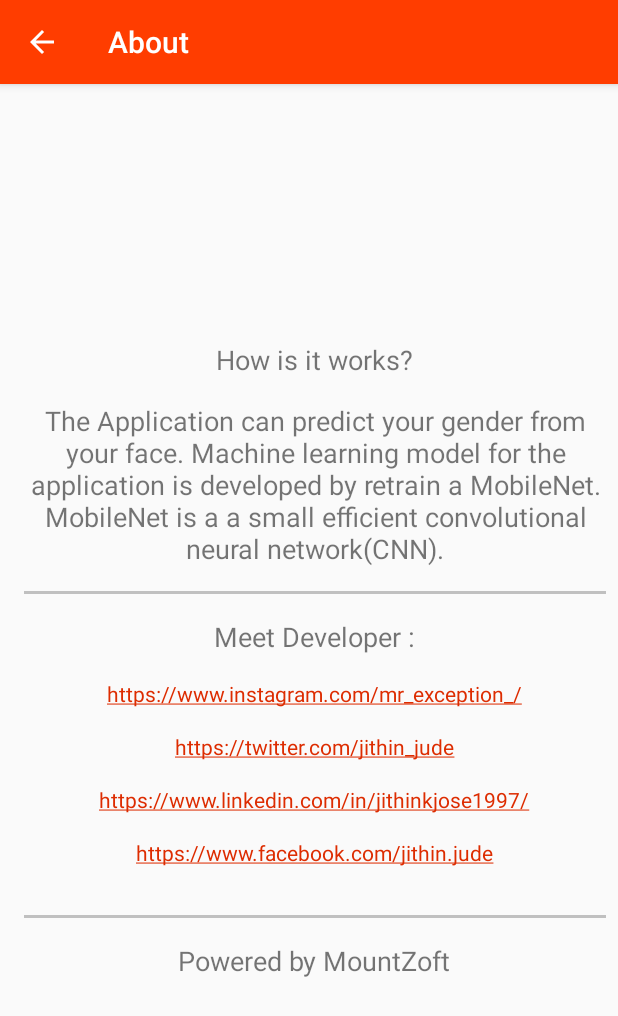
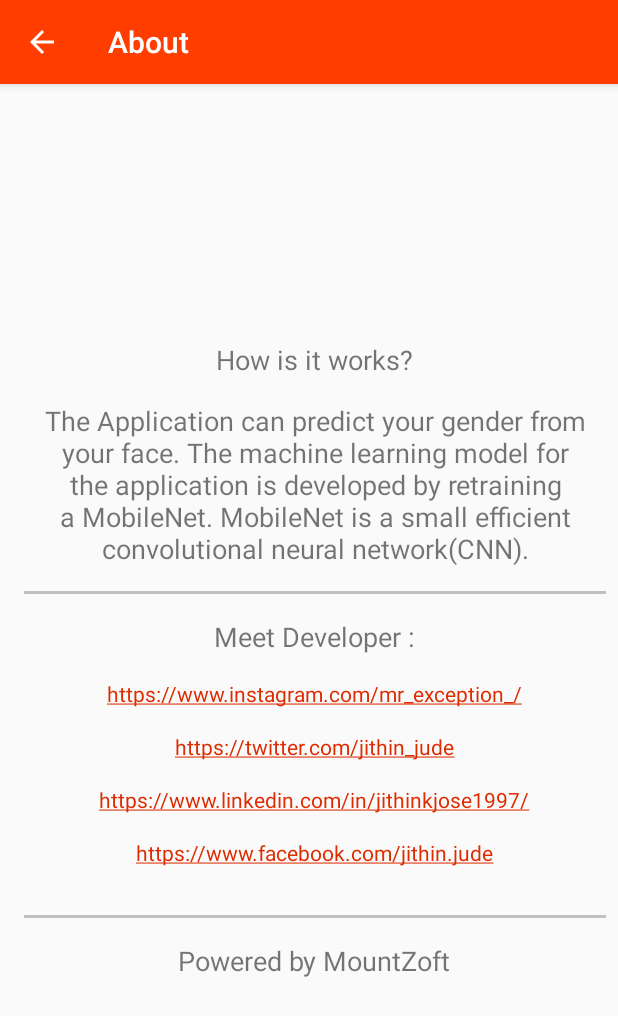
Before and after one commit to Jithin-Jude/GenderClassifierWithTensorFlow, an Android app: the AboutActivity screen opened directly, with no data from a screen before it, on a phone screen of 412 x 824 dp. Shown: the top 1016 px of the screen. Run offline under Robolectric (Android 15) with nearby library versions, the phone set to English and light mode, and no system bars.

Commit message:
Spelling correction.

```diff
--- a/app/src/main/res/values/strings.xml
+++ b/app/src/main/res/values/strings.xml
@@ -1,4 +1,4 @@
 <resources>
     <string name="app_name">Gender Classifier : TensorFlow</string>
-    <string name="about_app">The Application can predict your gender from your face. Machine learning model for the application is developed by retrain a MobileNet. MobileNet is a a small efficient convolutional neural network(CNN).</string>
+    <string name="about_app">The Application can predict your gender from your face. The machine learning model for the application is developed by retraining a MobileNet. MobileNet is a small efficient convolutional neural network(CNN).</string>
 </resources>
```
